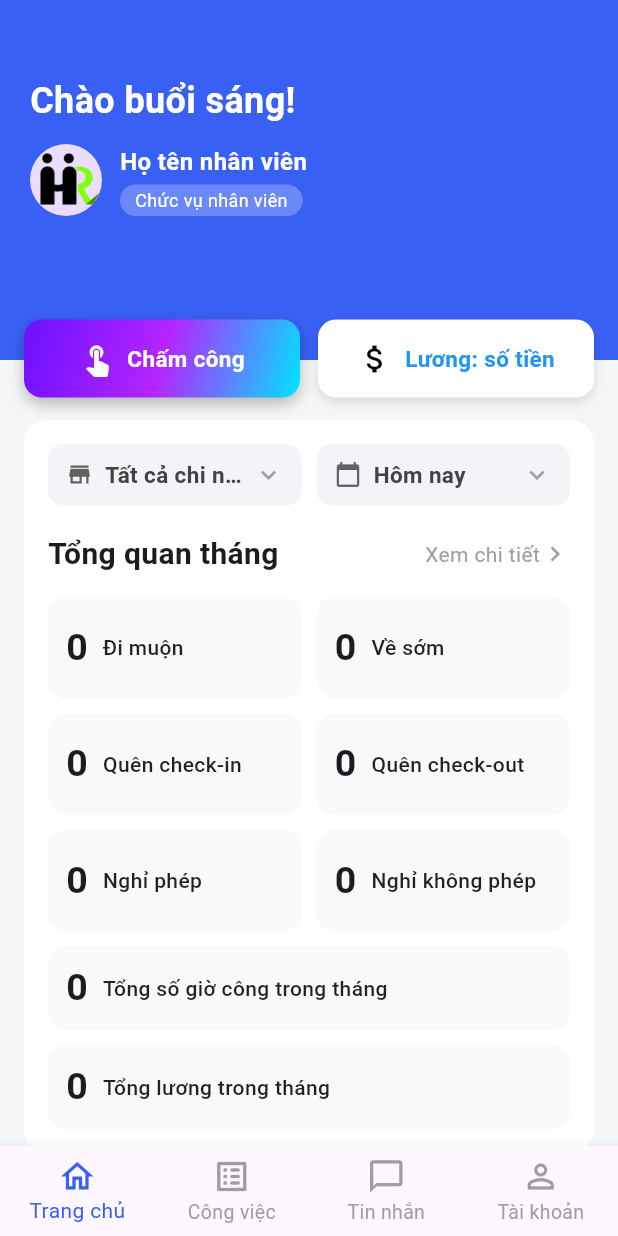
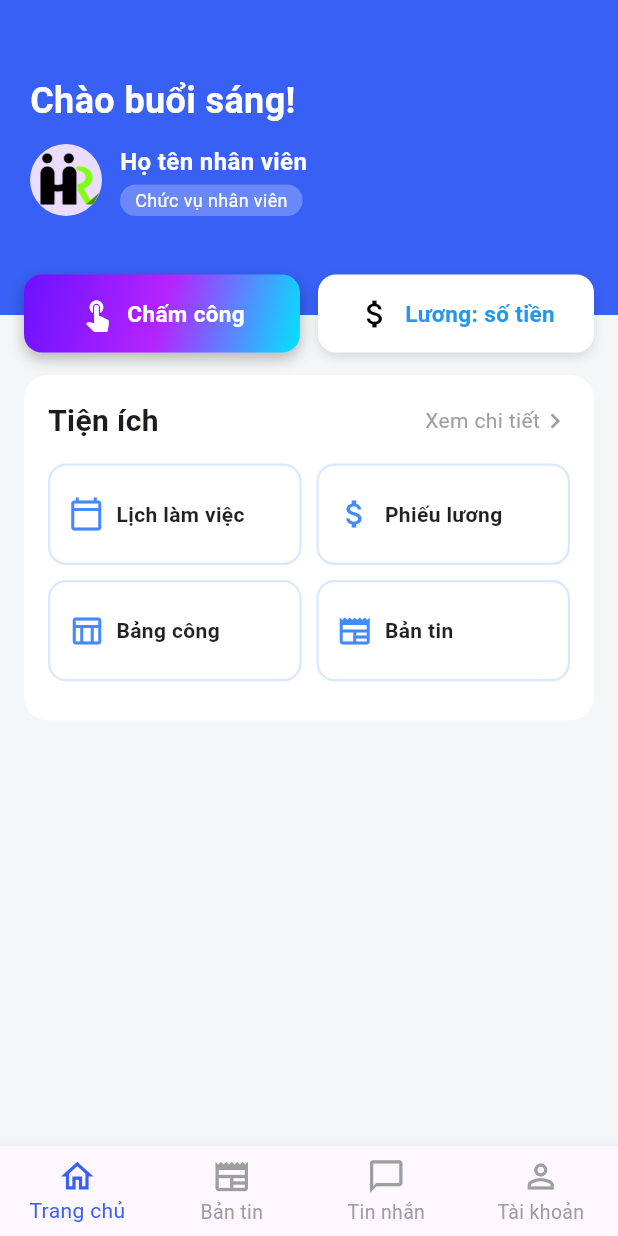
Before and after one commit to Catch277/HR, a Flutter app: the HomeEmployeeScreen screen opened by its route, on a phone screen of 412 x 824 dp. Run offline on Flutter 3.47's test engine with Material 3 defaults, Android fonts, the phone set to English and light mode, and no system bars; our stand-ins replace supabase_flutter; accounts and stored records are empty.

Commit message:
sửa trang home và trang Work Schedule

```diff
--- a/hr_mobile_app/lib/models/home_employee.dart
+++ b/hr_mobile_app/lib/models/home_employee.dart
@@ -1,6 +1,9 @@
 import 'package:flutter/material.dart';
 import '../widgets/stat_card_employee.dart';
 import '../widgets/dropdown_filter_employee.dart';
+import '../widgets/bottom_nav_bar.dart';
+import 'work_schedule_employee.dart'; // Import màn hình Lịch làm việc
+import '../routes/app_routers.dart'; // Import AppRoutes
 
 class HomeEmployeeScreen extends StatefulWidget {
   const HomeEmployeeScreen({super.key});
@@ -35,7 +38,7 @@ class _HomeEmployeeScreenState extends State<HomeEmployeeScreen> {
               clipBehavior: Clip.none,
               children: [
                 Container(
-                  height: 240,
+                  height: 210,
                   width: double.infinity,
                   padding: const EdgeInsets.fromLTRB(20, 50, 20, 0),
                   decoration: const BoxDecoration(
@@ -167,7 +170,7 @@ class _HomeEmployeeScreenState extends State<HomeEmployeeScreen> {
 
             const SizedBox(height: 40),
 
-            // 2. KHỐI NỘI DUNG CHÍNH (TỔNG QUAN THÁNG)
+            // 2. KHỐI NỘI DUNG CHÍNH
             Padding(
               padding: const EdgeInsets.symmetric(horizontal: 16),
               child: Container(
@@ -178,32 +181,11 @@ class _HomeEmployeeScreenState extends State<HomeEmployeeScreen> {
                 ),
                 child: Column(
                   children: [
-                    // Filter Bộ lọc (Gọi từ Widget)
-                    const Row(
-                      children: [
-                        Expanded(
-                          child: DropdownFilterEmployee(
-                            icon: Icons.store,
-                            title: 'Tất cả chi nhánh',
-                          ),
-                        ),
-                        SizedBox(width: 10),
-                        Expanded(
-                          child: DropdownFilterEmployee(
-                            icon: Icons.calendar_today,
-                            title: 'Hôm nay',
-                          ),
-                        ),
-                      ],
-                    ),
-                    const SizedBox(height: 18),
-
-                    // Tiêu đề
                     Row(
                       mainAxisAlignment: MainAxisAlignment.spaceBetween,
                       children: [
                         const Text(
-                          'Tổng quan tháng',
+                          'Tiện ích',
                           style: TextStyle(fontSize: 20, fontWeight: FontWeight.bold),
                         ),
                         GestureDetector(
@@ -219,7 +201,7 @@ class _HomeEmployeeScreenState extends State<HomeEmployeeScreen> {
                     ),
                     const SizedBox(height: 14),
 
-                    // Grid ô thống kê (Gọi từ StatCard Widget)
+                    // Grid ô tiện ích
                     GridView.count(
                       shrinkWrap: true,
                       physics: const NeverScrollableScrollPhysics(),
@@ -227,20 +209,36 @@ class _HomeEmployeeScreenState extends State<HomeEmployeeScreen> {
                       childAspectRatio: 2.5,
                       crossAxisSpacing: 10,
                       mainAxisSpacing: 10,
-                      children: const [
-                        StatCardEmployee(count: '0', label: 'Đi muộn'),
-                        StatCardEmployee(count: '0', label: 'Về sớm'),
-                        StatCardEmployee(count: '0', label: 'Quên check-in'),
-                        StatCardEmployee(count: '0', label: 'Quên check-out'),
-                        StatCardEmployee(count: '0', label: 'Nghỉ phép'),
-                        StatCardEmployee(count: '0', label: 'Nghỉ không phép'),
+                      children: [
+                        // Chuyển trang khi nhấn Lịch làm việc
+                        StatCardEmployee(
+                          icon: Icons.calendar_today_outlined,
+                          label: 'Lịch làm việc',
+                          onTap: () {
+                            Navigator.pushNamed(
+                              context,
+                              AppRoutes.work_schedule_employee,
+                            );
+                          },
+                        ),
+                        StatCardEmployee(
+                          icon: Icons.attach_money_outlined,
+                          label: 'Phiếu lương',
+                          onTap: () {},
+                        ),
+                        StatCardEmployee(
+                          icon: Icons.table_chart_outlined,
+                          label: 'Bảng công',
+                          onTap: () {},
+                        ),
+                        StatCardEmployee(
+                          icon: Icons.newspaper_outlined,
+                          label: 'Bản tin',
+                          onTap: () {},
+                        ),
                       ],
                     ),
                     const SizedBox(height: 10),
-
-                    const StatCardEmployee(count: '0', label: 'Tổng số giờ công trong tháng'),
-                    const SizedBox(height: 10),
-                    const StatCardEmployee(count: '0', label: 'Tổng lương trong tháng'),
                   ],
                 ),
               ),
@@ -252,24 +250,13 @@ class _HomeEmployeeScreenState extends State<HomeEmployeeScreen> {
       ),
 
       // 3. BOTTOM NAVIGATION BAR
-      bottomNavigationBar: BottomNavigationBar(
+      bottomNavigationBar: BottomNavBar(
         currentIndex: _selectedIndex,
-        selectedItemColor: const Color(0xFF3860F4),
-        unselectedItemColor: Colors.grey,
-        selectedFontSize: 14,
-        unselectedFontSize: 13,
-        type: BottomNavigationBarType.fixed,
         onTap: (index) {
           setState(() {
             _selectedIndex = index;
           });
         },
-        items: const [
-          BottomNavigationBarItem(icon: Icon(Icons.home_outlined, size: 26), label: 'Trang chủ'),
-          BottomNavigationBarItem(icon: Icon(Icons.list_alt_rounded, size: 26), label: 'Công việc'),
-          BottomNavigationBarItem(icon: Icon(Icons.chat_bubble_outline, size: 26), label: 'Tin nhắn'),
-          BottomNavigationBarItem(icon: Icon(Icons.person_outline, size: 26), label: 'Tài khoản'),
-        ],
       ),
     );
   }
--- a/hr_mobile_app/lib/routes/app_routers.dart
+++ b/hr_mobile_app/lib/routes/app_routers.dart
@@ -1,12 +1,14 @@
 import 'package:flutter/material.dart';
 import '../models/login_screen.dart';
 import '../models/home_employee.dart';
+import '../models/work_schedule_employee.dart';
 
 class AppRoutes {
   // 1. Định nghĩa Tên đường dẫn (Route Names)
   static const String initial = '/';
   static const String login = '/login';
-  static const String home_employee = '/home/employee';
+  static const String home_employee = '/employee/home';
+  static const String work_schedule_employee = '/employee/workschedule';
   // Ví dụ các trang sau này bạn sẽ thêm vào:
   // static const String home = '/home';
   // static const String profile = '/profile';
@@ -17,6 +19,7 @@ class AppRoutes {
       initial: (context) => const LoginScreen(),      // Thêm route mặc định /
       login: (context) => const LoginScreen(),
       home_employee: (context) => const HomeEmployeeScreen(),
+      work_schedule_employee: (context) => const WorkScheduleEmployeeScreen(),
       // home: (context) => const HomeScreen(),
       // profile: (context) => const ProfileScreen(),
     };
--- /dev/null
+++ b/hr_mobile_app/lib/widgets/bottom_nav_bar.dart
@@ -0,0 +1,43 @@
+import 'package:flutter/material.dart';
+
+class BottomNavBar extends StatelessWidget {
+  final int currentIndex;
+  final ValueChanged<int> onTap;
+
+  const BottomNavBar({
+    super.key,
+    required this.currentIndex,
+    required this.onTap,
+  });
+
+  @override
+  Widget build(BuildContext context) {
+    return BottomNavigationBar(
+      currentIndex: currentIndex,
+      selectedItemColor: const Color(0xFF3860F4),
+      unselectedItemColor: Colors.grey,
+      selectedFontSize: 14,
+      unselectedFontSize: 13,
+      type: BottomNavigationBarType.fixed,
+      onTap: onTap,
+      items: const [
+        BottomNavigationBarItem(
+          icon: Icon(Icons.home_outlined, size: 26),
+          label: 'Trang chủ',
+        ),
+        BottomNavigationBarItem(
+          icon: Icon(Icons.newspaper_outlined, size: 26),
+          label: 'Bản tin',
+        ),
+        BottomNavigationBarItem(
+          icon: Icon(Icons.chat_bubble_outline, size: 26),
+          label: 'Tin nhắn',
+        ),
+        BottomNavigationBarItem(
+          icon: Icon(Icons.person_outline, size: 26),
+          label: 'Tài khoản',
+        ),
+      ],
+    );
+  }
+}
--- a/hr_mobile_app/lib/widgets/stat_card_employee.dart
+++ b/hr_mobile_app/lib/widgets/stat_card_employee.dart
@@ -1,46 +1,63 @@
 import 'package:flutter/material.dart';
 
 class StatCardEmployee extends StatelessWidget {
-  final String count;
+  final IconData? icon;
   final String label;
+  final VoidCallback? onTap; // Callback sự kiện nhấn
 
   const StatCardEmployee({
     super.key,
-    required this.count,
     required this.label,
+    this.icon, // Khởi tạo icon
+    this.onTap, // Khởi tạo callback
   });
 
   @override
   Widget build(BuildContext context) {
     return Container(
+      decoration: BoxDecoration(
+        color: Colors.white,
+        borderRadius: BorderRadius.circular(12), // Bo góc
+        border: Border.all(
+          color: Colors.blueAccent.withOpacity(0.2),
+          width: 1.5,
+        ), // Viền
+      ),
+      child: Material(
+        color: Colors.transparent,
+        borderRadius: BorderRadius.circular(12),
+        child: InkWell(
+          borderRadius: BorderRadius.circular(12),
+          onTap: onTap, // Gọi callback khi nhấn
+          child: Padding(
             padding: const EdgeInsets.symmetric(horizontal: 12, vertical: 10),
-      decoration: BoxDecoration(
-        color: const Color(0xFFF8F9FA),
-        borderRadius: BorderRadius.circular(12),
-      ),
             child: Row(
               children: [
-          Text(
-            count,
-            style: const TextStyle(
-              fontSize: 25,
-              fontWeight: FontWeight.bold,
+                if (icon != null) ...[
+                  Icon(
+                    icon,
+                    color: Colors.blueAccent,
+                    size: 24,
                   ),
-          ),
-          const SizedBox(width: 10),
+                  const SizedBox(width: 8),
+                ],
                 Expanded(
                   child: Text(
                     label,
                     style: const TextStyle(
-                fontSize: 14,
+                      fontSize: 14, // Giảm nhẹ font size để không bị vỡ giao diện trong ô Grid
                       color: Colors.black87,
-                fontWeight: FontWeight.w500,
+                      fontWeight: FontWeight.bold,
                     ),
                     overflow: TextOverflow.ellipsis,
+                    maxLines: 1,
                   ),
                 ),
               ],
             ),
+          ),
+        ),
+      ),
     );
   }
 }
```
Also changed, not shown: hr_mobile_app/lib/models/work_schedule_employee.dart (added, +172 -0 lines), hr_mobile_app/lib/widgets/work_schedule_item_card.dart (added, +96 -0 lines). Lines whose indentation alone changed are shown as unchanged.
